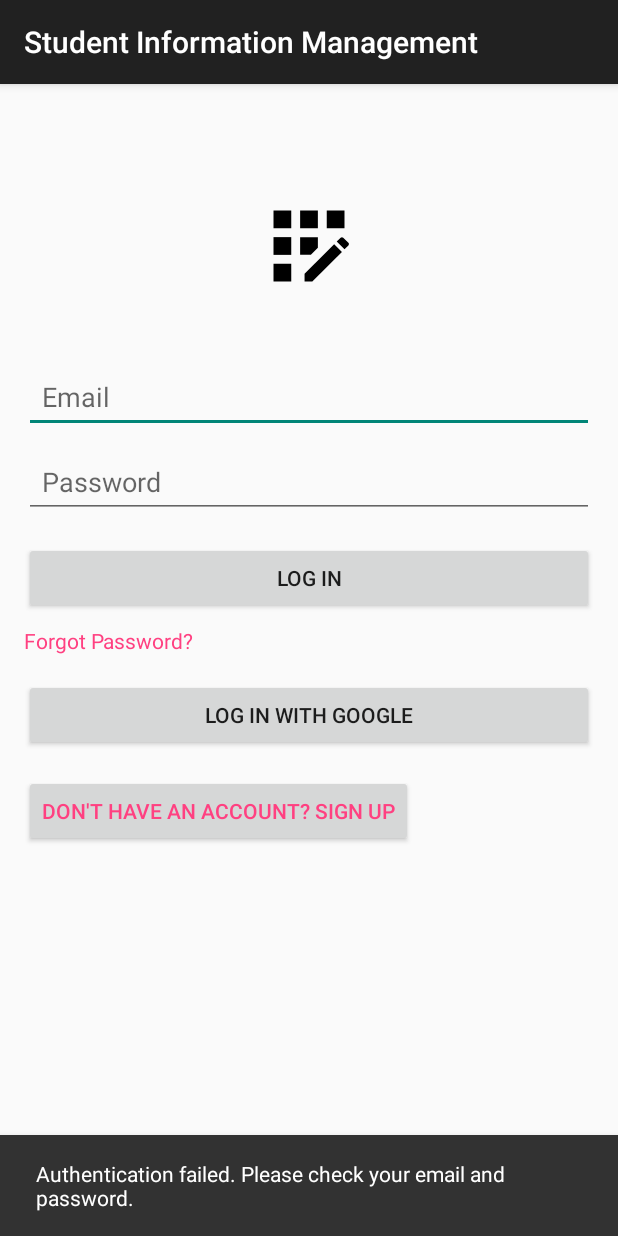
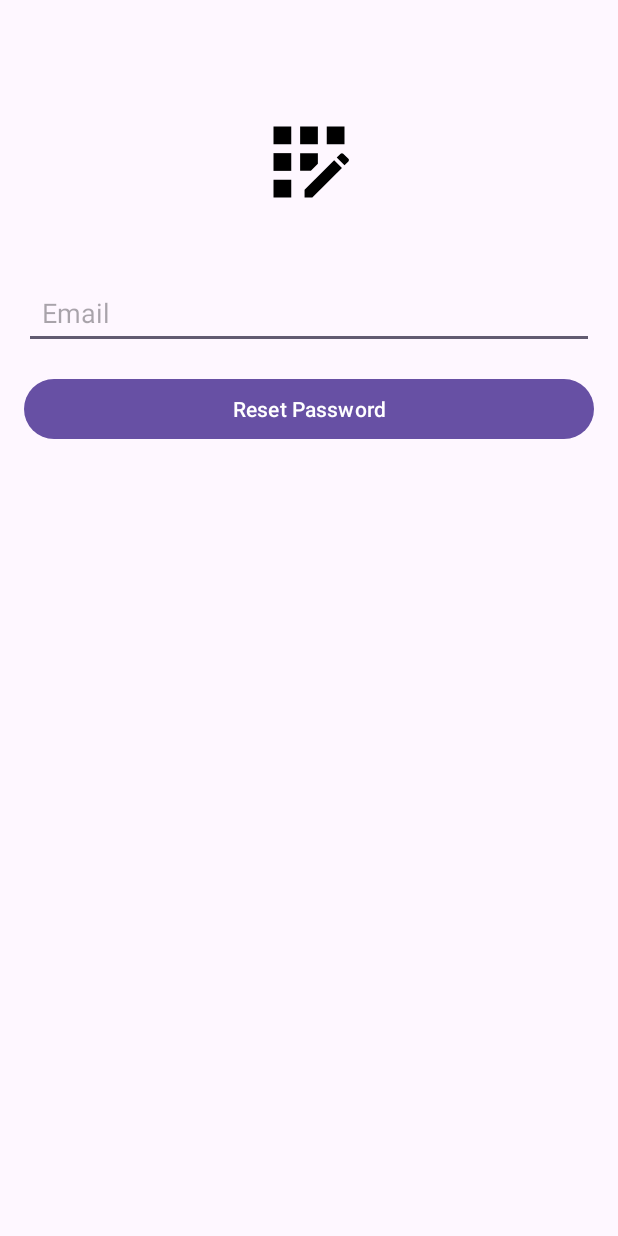
Before and after one commit to nqhop/student-info-management-firebase-firestore-android, an Android app: the screen it shows after launch (LoginActivity before the commit, ForgotPasswordActivity after it), after a tap on "Forgot Password?", on a phone screen of 412 x 824 dp. Run offline under Robolectric (Android 15) with nearby library versions, the phone set to English and light mode, and no system bars; our stand-ins replace Firebase (no records; nobody signed in at launch, a user with empty details on screens opened directly); 1 other tap on this screen came first.

```diff
--- a/app/build.gradle.kts
+++ b/app/build.gradle.kts
@@ -63,6 +63,7 @@ dependencies {
     implementation("com.firebaseui:firebase-ui-database:7.1.1")
     implementation("com.google.android.material:material:1.6.0")
     implementation("com.google.firebase:firebase-auth:22.0.0")
+    implementation("com.google.android.gms:play-services-auth:20.7.0")
 
 
 
--- /dev/null
+++ b/app/src/main/java/com/example/studentinformationmanagement/activity/ForgotPasswordActivity.java
@@ -0,0 +1,64 @@
+package com.example.studentinformationmanagement.activity;
+
+import android.os.Bundle;
+import android.text.TextUtils;
+import android.view.View;
+import android.widget.Button;
+import android.widget.EditText;
+import android.widget.Toast;
+
+import androidx.annotation.NonNull;
+import androidx.appcompat.app.AppCompatActivity;
+
+import com.example.studentinformationmanagement.R;
+import com.google.android.gms.tasks.OnCompleteListener;
+import com.google.android.gms.tasks.Task;
+import com.google.firebase.auth.FirebaseAuth;
+
+public class ForgotPasswordActivity extends AppCompatActivity {
+
+    private FirebaseAuth mAuth;
+    private EditText editTextEmail;
+    private Button btnResetPassword;
+
+    @Override
+    protected void onCreate(Bundle savedInstanceState) {
+        super.onCreate(savedInstanceState);
+        setContentView(R.layout.activity_forgot_password);
+
+        mAuth = FirebaseAuth.getInstance();
+        editTextEmail = findViewById(R.id.editTextEmail);
+        btnResetPassword = findViewById(R.id.btnResetPassword);
+
+        btnResetPassword.setOnClickListener(new View.OnClickListener() {
+            @Override
+            public void onClick(View v) {
+                resetPassword(editTextEmail.getText().toString());
+            }
+        });
+    }
+
+    private void resetPassword(String email) {
+        if (TextUtils.isEmpty(email)) {
+            Toast.makeText(this, "Please enter your email.", Toast.LENGTH_SHORT).show();
+            return;
+        }
+
+        mAuth.sendPasswordResetEmail(email)
+                .addOnCompleteListener(new OnCompleteListener<Void>() {
+                    @Override
+                    public void onComplete(@NonNull Task<Void> task) {
+                        if (task.isSuccessful()) {
+                            Toast.makeText(ForgotPasswordActivity.this,
+                                    "Password reset email sent. Check your email inbox.",
+                                    Toast.LENGTH_SHORT).show();
+                            finish(); // Close the Forgot Password activity
+                        } else {
+                            Toast.makeText(ForgotPasswordActivity.this,
+                                    "Failed to send password reset email.",
+                                    Toast.LENGTH_SHORT).show();
+                        }
+                    }
+                });
+    }
+}
--- /dev/null
+++ b/app/src/main/res/layout/activity_forgot_password.xml
@@ -0,0 +1,33 @@
+<!-- activity_forgot_password.xml -->
+<RelativeLayout xmlns:android="http://schemas.android.com/apk/res/android"
+    android:layout_width="match_parent"
+    android:layout_height="match_parent"
+    android:padding="16dp">
+
+    <ImageView
+        android:id="@+id/imageViewLogoForgotPassword"
+        android:layout_width="120dp"
+        android:layout_height="120dp"
+        android:layout_centerHorizontal="true"
+        android:layout_marginTop="32dp"
+        android:src="@drawable/ic_launcher_foreground" />
+
+    <EditText
+        android:id="@+id/editTextEmail"
+        android:layout_width="match_parent"
+        android:layout_height="wrap_content"
+        android:layout_below="@id/imageViewLogoForgotPassword"
+        android:layout_marginTop="16dp"
+        android:hint="Email"
+        android:inputType="textEmailAddress"
+        android:padding="12dp" />
+
+    <Button
+        android:id="@+id/btnResetPassword"
+        android:layout_width="match_parent"
+        android:layout_height="wrap_content"
+        android:layout_below="@id/editTextEmail"
+        android:layout_marginTop="16dp"
+        android:text="Reset Password" />
+
+</RelativeLayout>
--- a/app/src/main/res/layout/activity_login.xml
+++ b/app/src/main/res/layout/activity_login.xml
@@ -3,11 +3,7 @@
     xmlns:app="http://schemas.android.com/apk/res-auto"
     android:layout_width="match_parent"
     android:layout_height="match_parent"
-    xmlns:tools="http://schemas.android.com/tools"
-    android:padding="16dp"
-    tools:context=".activity.LoginActivity">
-
-
+    android:padding="16dp">
 
     <ImageView
         android:id="@+id/imageViewLogo"
@@ -25,8 +21,7 @@
         android:layout_marginTop="16dp"
         android:hint="Email"
         android:inputType="textEmailAddress"
-        android:padding="12dp"
-        app:layout_constraintTop_toBottomOf="@id/imageViewLogo" />
+        android:padding="12dp" />
 
     <EditText
         android:id="@+id/editTextLoginPassword"
@@ -36,8 +31,7 @@
         android:layout_marginTop="8dp"
         android:hint="Password"
         android:inputType="textPassword"
-        android:padding="12dp"
-        app:layout_constraintTop_toBottomOf="@id/editTextLoginEmail" />
+        android:padding="12dp" />
 
     <Button
         android:id="@+id/btnLogin"
@@ -45,8 +39,7 @@
         android:layout_height="wrap_content"
         android:layout_below="@id/editTextLoginPassword"
         android:layout_marginTop="16dp"
-        android:text="Log In"
-        app:layout_constraintTop_toBottomOf="@id/editTextLoginPassword" />
+        android:text="Log In" />
 
     <TextView
         android:id="@+id/textViewForgotPassword"
@@ -54,10 +47,10 @@
         android:layout_height="wrap_content"
         android:layout_below="@id/btnLogin"
         android:layout_marginTop="8dp"
+        android:layout_alignParentEnd="true"
         android:clickable="true"
         android:text="Forgot Password?"
-        android:textColor="@color/colorAccent"
-        app:layout_constraintTop_toBottomOf="@id/btnLogin" />
+        android:textColor="@color/colorAccent" />
 
     <Button
         android:id="@+id/btnLoginWithGoogle"
@@ -65,8 +58,7 @@
         android:layout_height="wrap_content"
         android:layout_below="@id/textViewForgotPassword"
         android:layout_marginTop="16dp"
-        android:text="Log In with Google"
-        app:layout_constraintTop_toBottomOf="@id/textViewForgotPassword" />
+        android:text="Log In with Google" />
 
     <Button
         android:id="@+id/btnGoToSignup"
@@ -75,7 +67,6 @@
         android:layout_below="@id/btnLoginWithGoogle"
         android:layout_marginTop="16dp"
         android:text="Don't have an account? Sign Up"
-        android:textColor="@color/colorAccent"
-        app:layout_constraintTop_toBottomOf="@id/btnLoginWithGoogle" />
+        android:textColor="@color/colorAccent" />
 
 </RelativeLayout>
--- /dev/null
+++ b/app/src/main/res/values/refs.xml
@@ -0,0 +1,2 @@
+<?xml version="1.0" encoding="utf-8"?>
+<resources></resources>
--- a/app/src/main/res/values/strings.xml
+++ b/app/src/main/res/values/strings.xml
@@ -1,3 +1,4 @@
 <resources>
     <string name="app_name">Student Information Management</string>
+    <string name="default_web_client_id">551885345901-vf00mh6kjg7itt6fvtr9sjhr3eqg87lv.apps.googleusercontent.com</string>
 </resources>
```
Also changed, not shown: app/src/main/AndroidManifest.xml (+8 -0 lines), app/src/main/java/com/example/studentinformationmanagement/activity/LoginActivity.java (+102 -32 lines).
